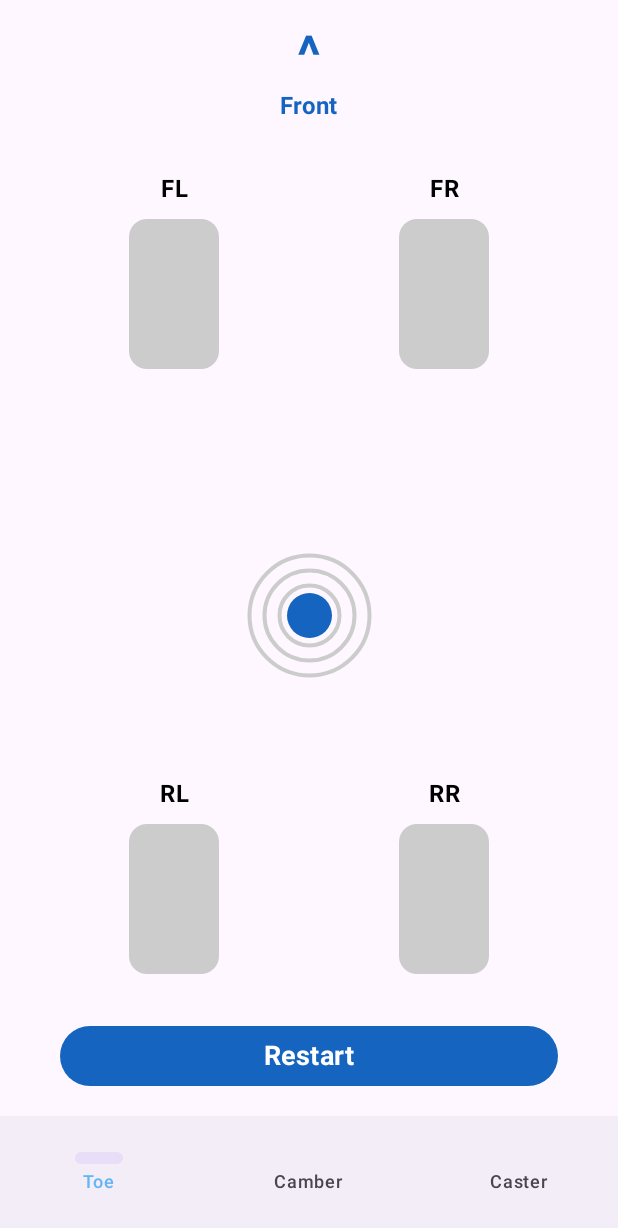
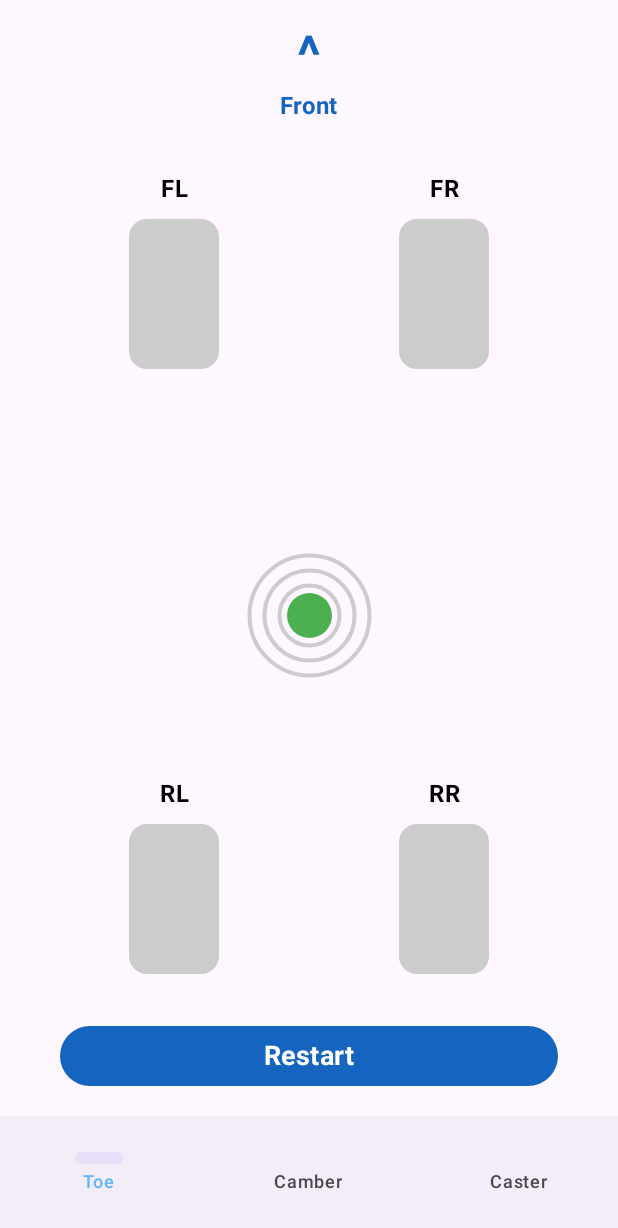
Before and after one commit to lCubosl/MEICM_DDM_individual-project, an Android app built with Jetpack Compose: the screen it shows after launch (MainActivity), on a phone screen of 412 x 824 dp. Shown: the top 1228 px of the screen. Run offline under Robolectric (Android 15) with nearby library versions, the phone set to English and light mode, and no system bars.

Commit message:
toe screen. level bubble color changes according to tilt

```diff
--- a/app/src/main/java/com/example/alignment_tool/ui/screen/ToeScreen.kt
+++ b/app/src/main/java/com/example/alignment_tool/ui/screen/ToeScreen.kt
@@ -31,6 +31,9 @@ import androidx.compose.runtime.*
 import androidx.compose.ui.draw.alpha
 import kotlin.math.atan2
 import androidx.compose.ui.platform.LocalContext
+import kotlin.math.sqrt
+import androidx.compose.ui.graphics.drawscope.Stroke
+
 
 // CALCULATETOE FUNCTION IS NOT WORKING CORRECTLY. MATH IS NOT MATHING
 //fun calculateToe(offsetX: Float, offsetY: Float): Float {
@@ -196,44 +199,51 @@ fun rememberTilt(context: Context): State<Pair<Float, Float>> {
 @Composable
 fun LevelBubble(
     modifier: Modifier = Modifier,
-    bubbleOffsetX: Float = 0f,  // -1..1, horizontal tilt, can go beyond 1/-1
-    bubbleOffsetY: Float = 0f   // -1..1, vertical tilt
+    bubbleOffsetX: Float = 0f,  // -1..1
+    bubbleOffsetY: Float = 0f   // -1..1
 ) {
-    val bubbleColor = MaterialTheme.colorScheme.primary
+    // Distance from center (0 = perfect, 1 = max tilt)
+    val distance = sqrt(bubbleOffsetX * bubbleOffsetX + bubbleOffsetY * bubbleOffsetY)
+
+    // Color thresholds
+    val bubbleColor =
+        when {
+            distance < 0.10f -> Color(0xFF4CAF50)        // GREEN (perfect)
+            distance < 0.40f -> Color(0xFF90CAF9)        // BLUE (ok-ish)
+            else -> Color.Red                             // RED (too far)
+        }
 
     Canvas(modifier = modifier) {
         val radius = size.minDimension / 2f
 
-        // Outer circle slightly bigger than the dot (just for reference)
+        // Outer reference rings
         val outerRadius = 20.dp.toPx()
         drawCircle(
             color = Color.LightGray,
             radius = outerRadius,
             center = Offset(radius, radius),
-            style = androidx.compose.ui.graphics.drawscope.Stroke(width = 4f)
+            style = Stroke(width = 4f)
         )
 
-        // Outer circle slightly bigger than the dot (just for reference)
-        val outerRadius2 = 20.dp.toPx() + 10.dp.toPx()
+        val outerRadius2 = outerRadius + 10.dp.toPx()
         drawCircle(
             color = Color.LightGray,
             radius = outerRadius2,
             center = Offset(radius, radius),
-            style = androidx.compose.ui.graphics.drawscope.Stroke(width = 4f)
+            style = Stroke(width = 4f)
         )
 
-        // Outer circle slightly bigger than the dot (just for reference)
-        val outerRadius3 = 20.dp.toPx() + 20.dp.toPx()
+        val outerRadius3 = outerRadius + 20.dp.toPx()
         drawCircle(
             color = Color.LightGray,
             radius = outerRadius3,
             center = Offset(radius, radius),
-            style = androidx.compose.ui.graphics.drawscope.Stroke(width = 4f)
+            style = Stroke(width = 4f)
         )
 
-        // Dot inside (can move beyond outer circle)
+        // Bubble position
         val dotRadius = 15.dp.toPx()
-        val centerX = radius + bubbleOffsetX * radius // full radius range
+        val centerX = radius + bubbleOffsetX * radius
         val centerY = radius + bubbleOffsetY * radius
 
         drawCircle(
@@ -243,7 +253,6 @@ fun LevelBubble(
         )
     }
 }
-
 
 @Composable
 fun WheelWithLabel(label: String, isSelected: Boolean, onClick: () -> Unit) {
```
